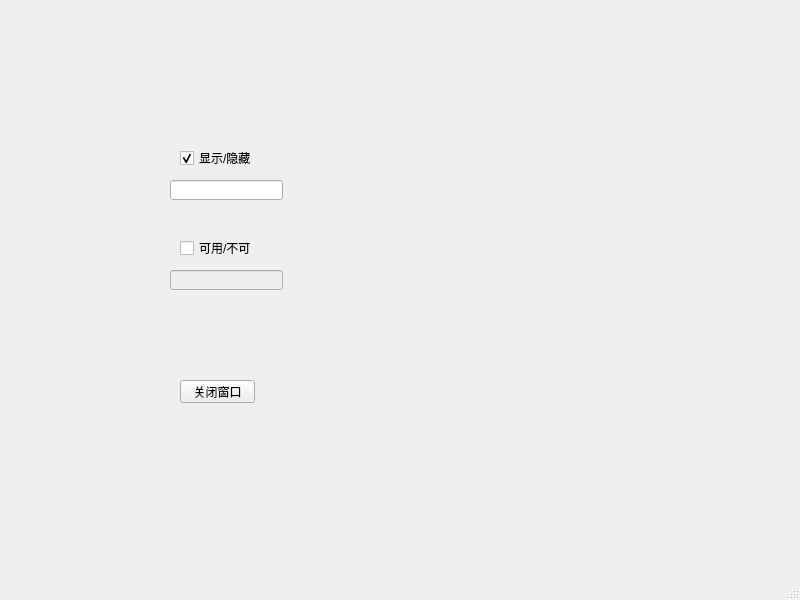
yaofanghao/DeepLearningForImage, file PyQt/signalDemo.ui: the form before one commit.
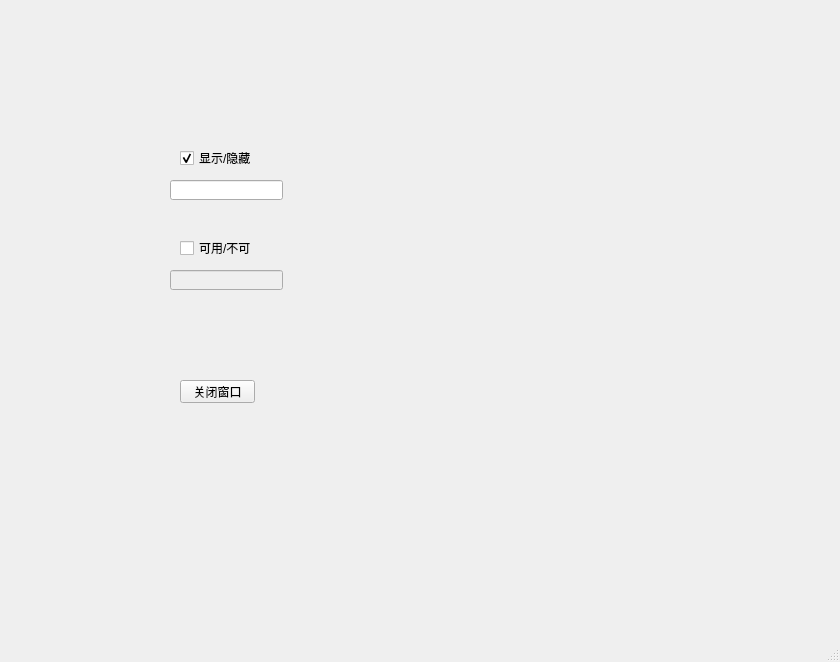
The form after the commit.

What changed in the file:
```diff
--- a/PyQt/signalDemo.ui
+++ b/PyQt/signalDemo.ui
@@ -6,8 +6,8 @@
    <rect>
     <x>0</x>
     <y>0</y>
-    <width>800</width>
-    <height>600</height>
+    <width>840</width>
+    <height>662</height>
    </rect>
   </property>
   <property name="windowTitle">
```
Left out of the diff: 2 changed lines with no effect on the pictures.
